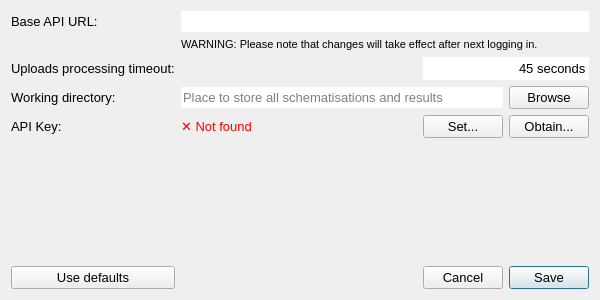
Old version of the form threedi_models_and_simulations/ui/settings.ui in the repository nens/threedi-api-qgis-client.
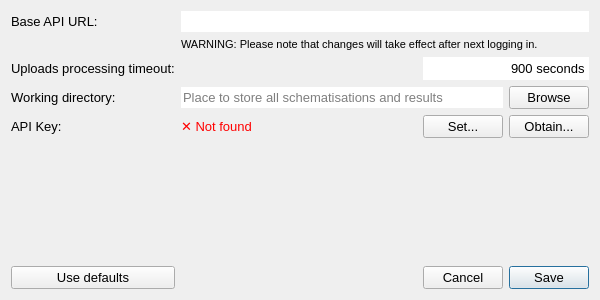
New version of the form.

The edit to the form file:
```diff
--- a/threedi_models_and_simulations/ui/settings.ui
+++ b/threedi_models_and_simulations/ui/settings.ui
@@ -134,7 +134,7 @@
       <number>86400</number>
      </property>
      <property name="value">
-      <number>45</number>
+      <number>900</number>
      </property>
     </widget>
    </item>
```
